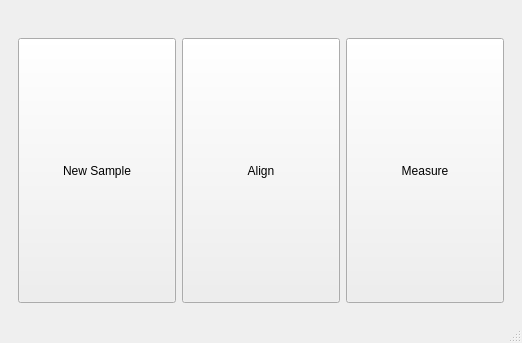
This is dispertech/view/GUI/Start_Window.ui in aquilesC/DisperPy as Qt 5 draws it before an edit. The edited form follows.
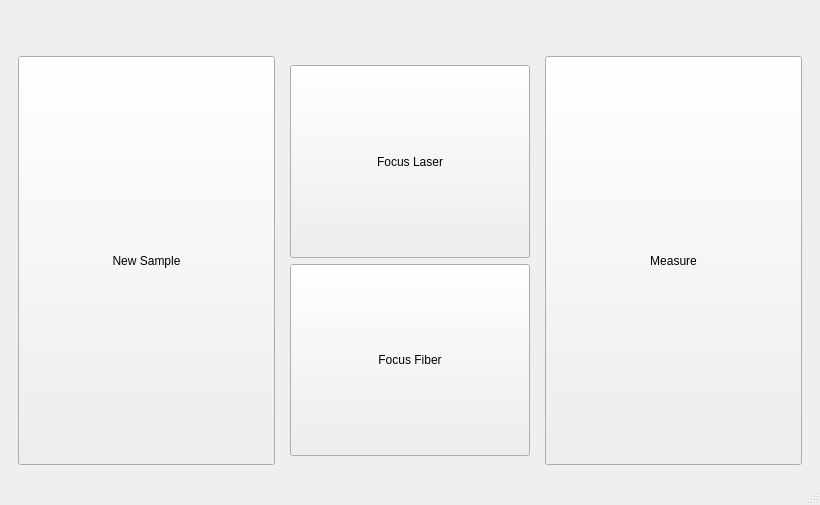
This is the edited form. Icons and pictures are not drawn.

Commit message: Added new window to focus the microscope. NEED TO CLEAN IT UP!

```diff
--- a/dispertech/view/GUI/Start_Window.ui
+++ b/dispertech/view/GUI/Start_Window.ui
@@ -6,8 +6,8 @@
    <rect>
     <x>0</x>
     <y>0</y>
-    <width>522</width>
-    <height>343</height>
+    <width>820</width>
+    <height>505</height>
    </rect>
   </property>
   <property name="sizePolicy">
@@ -28,6 +28,9 @@
    </property>
    <layout class="QVBoxLayout" name="verticalLayout">
     <item>
+     <widget class="QWidget" name="widget_3" native="true">
+      <layout class="QHBoxLayout" name="horizontalLayout">
+       <item>
      <widget class="QLabel" name="label">
       <property name="text">
        <string/>
@@ -35,6 +38,12 @@
       <property name="pixmap">
        <pixmap resource="resources.qrc">:/images/Resources/dispertech_thumb.jpg</pixmap>
       </property>
+         <property name="alignment">
+          <set>Qt::AlignCenter</set>
+         </property>
+        </widget>
+       </item>
+      </layout>
      </widget>
     </item>
     <item>
@@ -66,6 +75,9 @@
         </widget>
        </item>
        <item>
+        <widget class="QWidget" name="widget_2" native="true">
+         <layout class="QVBoxLayout" name="verticalLayout_2">
+          <item>
         <widget class="QPushButton" name="button_align">
          <property name="sizePolicy">
           <sizepolicy hsizetype="Expanding" vsizetype="Expanding">
@@ -86,8 +98,24 @@
           </size>
          </property>
          <property name="text">
-          <string>Align</string>
-         </property>
+             <string>Focus Laser</string>
+            </property>
+           </widget>
+          </item>
+          <item>
+           <widget class="QPushButton" name="button_focus_fiber">
+            <property name="sizePolicy">
+             <sizepolicy hsizetype="Expanding" vsizetype="Expanding">
+              <horstretch>0</horstretch>
+              <verstretch>0</verstretch>
+             </sizepolicy>
+            </property>
+            <property name="text">
+             <string>Focus Fiber</string>
+            </property>
+           </widget>
+          </item>
+         </layout>
         </widget>
        </item>
        <item>
```
Left out of the diff: 2 changed lines with no effect on the pictures. Lines whose indentation alone changed are shown as unchanged. The commit also changes 5 other files.
